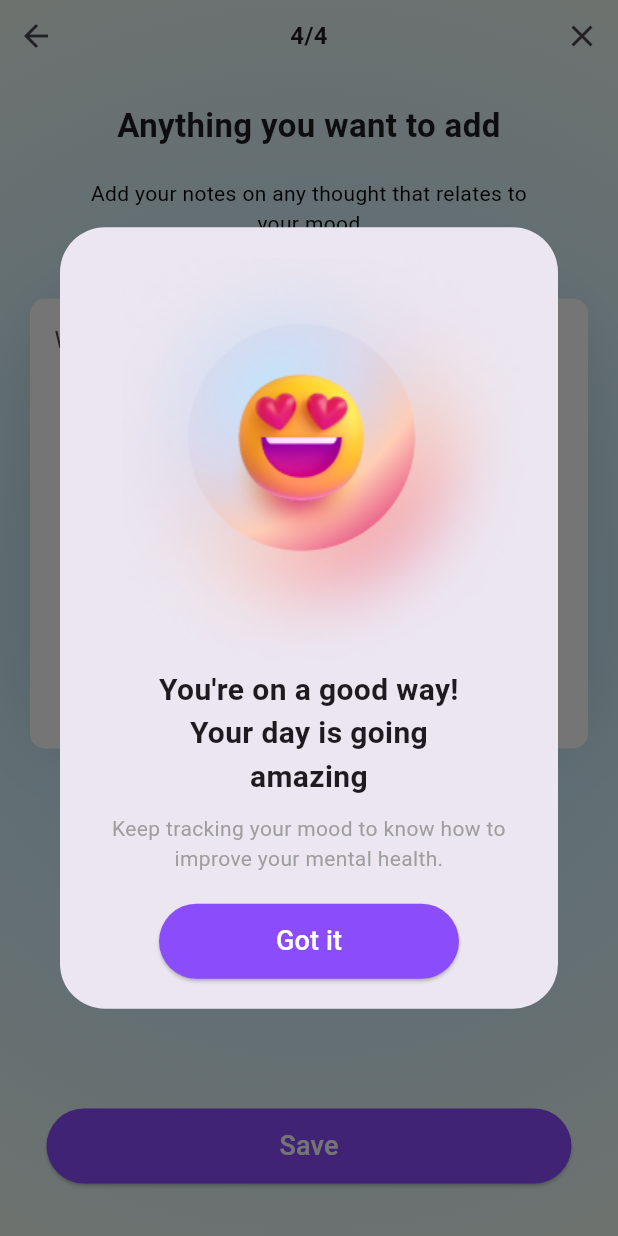
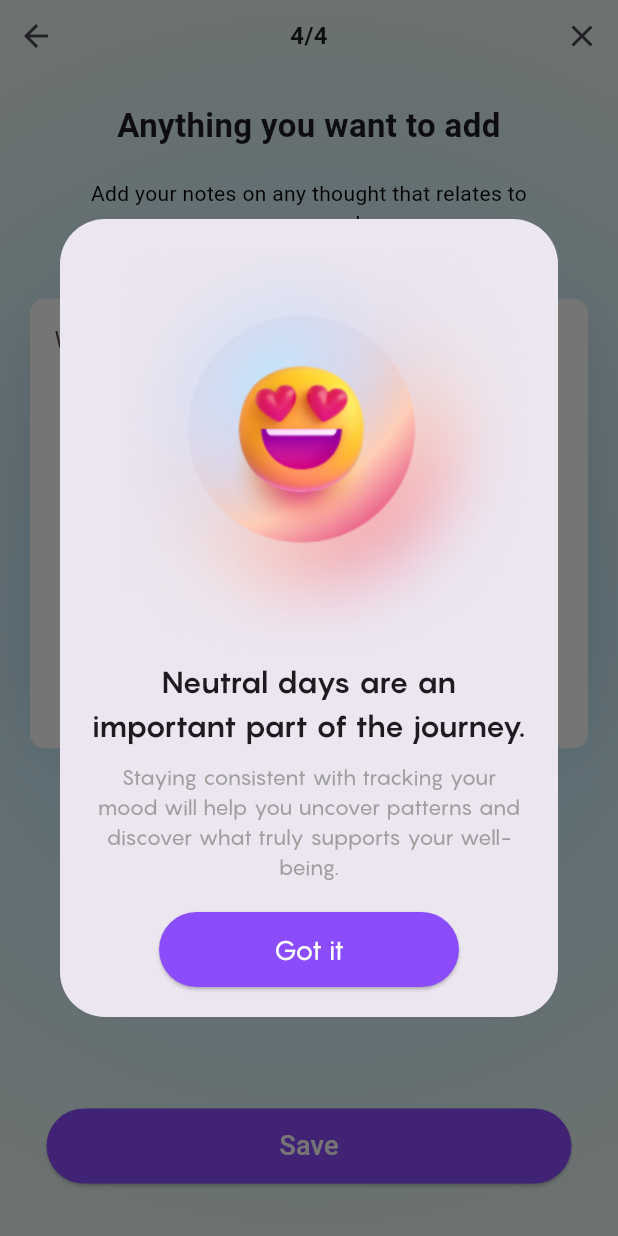
Before and after one commit to khadeejab038/moodbook-app, a Flutter app: the AddNotes screen opened directly, after a tap on "Save", on a phone screen of 412 x 824 dp. Run offline on Flutter 3.47's test engine with Material 3 defaults, Android fonts, the phone set to English and light mode, and no system bars; our stand-ins replace cloud_firestore, firebase_auth, firebase_core; accounts and stored records are empty.

Commit message:
addMood popups are now tailored to each of the 5 possible moods.

```diff
--- a/lib/UI/addMood_page4.dart
+++ b/lib/UI/addMood_page4.dart
@@ -25,12 +25,12 @@ class _AddNotesState extends State<AddNotes> {
     notesController.text = moodProvider.moodEntry.getNotes ?? '';
   }
 
-  // Show popup dialog
-  void showPopupDialog() {
+  // Show popup dialog with mood-specific message
+  void showPopupDialog(String mood) {
     showDialog(
       context: context,
       barrierDismissible: false,
-      builder: (context) => const AddMoodPopup(),
+      builder: (context) => AddMoodPopup(mood: mood),
     );
   }
 
@@ -156,7 +156,7 @@ class _AddNotesState extends State<AddNotes> {
                         await DatabaseServices.saveMoodEntryToFirebase(moodEntry);
 
                         moodProvider.clear(); // Clear the provider state
-                        showPopupDialog();    // Show success popup
+                        showPopupDialog(moodEntry.getMood);    // Show success popup with mood-specific message
                       } catch (e) {
                         print('Error: $e');
                         ScaffoldMessenger.of(context).showSnackBar(
--- a/lib/UI/addMood_page5_popup.dart
+++ b/lib/UI/addMood_page5_popup.dart
@@ -2,10 +2,51 @@ import 'package:flutter/material.dart';
 import 'home_screen.dart';
 
 class AddMoodPopup extends StatelessWidget {
-  const AddMoodPopup({super.key});
+  final String mood;
+
+  const AddMoodPopup({
+    super.key,
+    required this.mood,
+  });
 
   @override
   Widget build(BuildContext context) {
+    // Define the custom text and image path for each mood
+    final Map<String, Map<String, String>> moodData = {
+      'Terrible': {
+        'boldText': "Not every day is easy, and that’s okay",
+        'regularText': "Small steps like tracking your mood can pave the way to brighter days over time. Keep going—you’ve got this!",
+        'imagePath': 'lib/assets/smile.png', // Path for Terrible mood image
+      },
+      'Bad': {
+        'boldText': "It’s okay to have tough days",
+        'regularText': "By taking the time to reflect on your feelings, you’re already doing something positive for yourself. Stay strong—you’re making progress!",
+        'imagePath': 'lib/assets/smile.png', // Path for Bad mood image
+      },
+      'Neutral': {
+        'boldText': "Neutral days are an important part of the journey",
+        'regularText': "Staying consistent with tracking your mood will help you uncover patterns and discover what truly supports your well-being.",
+        'imagePath': 'lib/assets/smile.png', // Path for Neutral mood image
+      },
+      'Good': {
+        'boldText': "It’s wonderful to see you feeling good!",
+        'regularText': "Consistency is key—keep reflecting on what works for you and growing from each day. You’re doing great!",
+        'imagePath': 'lib/assets/halo.png', // Path for Good mood image
+      },
+      'Excellent': {
+        'boldText': "You’re in a great place today!",
+        'regularText': "Take a moment to celebrate your wins and reflect on what brings you joy. Keep tracking to stay connected with these positive feelings.",
+        'imagePath': 'lib/assets/goodtogo.png', // Path for Excellent mood image
+      },
+    };
+
+    // Safely fetch mood data or use a default value
+    final selectedMood = moodData[mood] ?? {
+      'boldText': "Neutral days are an important part of the journey.",
+      'regularText': "Staying consistent with tracking your mood will help you uncover patterns and discover what truly supports your well-being.",
+      'imagePath': 'lib/assets/goodtogo.png', // Default image path
+    };
+
     return Dialog(
       shape: RoundedRectangleBorder(
         borderRadius: BorderRadius.circular(30.0),
@@ -17,21 +58,26 @@ class AddMoodPopup extends StatelessWidget {
           children: [
             Padding(
               padding: const EdgeInsets.only(left: 20.0),
-              child: Image.asset('lib/assets/goodtogo.png'),
+              child: Image.asset(selectedMood['imagePath'] ?? 'lib/assets/goodtogo.png'),
             ),
-            const Text(
-              "You're on a good way!\nYour day is going \namazing",
+            Text(
+              selectedMood['boldText'] ?? "Neutral days are an important part of the journey.",
               textAlign: TextAlign.center,
-              style: TextStyle(
+              style: const TextStyle(
+                fontFamily: 'Pangram',
                 fontSize: 20,
                 fontWeight: FontWeight.bold,
               ),
             ),
             const SizedBox(height: 10),
-            const Text(
-              "Keep tracking your mood to know how to improve your mental health.",
+            Text(
+              selectedMood['regularText'] ?? "Staying consistent with tracking your mood will help you uncover patterns and discover what truly supports your well-being.",
               textAlign: TextAlign.center,
-              style: TextStyle(fontSize: 14, color: Colors.grey),
+              style: const TextStyle(
+                fontFamily: 'Pangram',
+                fontSize: 14,
+                color: Colors.grey,
+              ),
             ),
             const SizedBox(height: 20),
             ElevatedButton(
@@ -51,7 +97,11 @@ class AddMoodPopup extends StatelessWidget {
               },
               child: const Text(
                 'Got it',
-                style: TextStyle(fontSize: 18, color: Colors.white),
+                style: TextStyle(
+                  fontFamily: 'Pangram',
+                  fontSize: 18,
+                  color: Colors.white,
+                ),
               ),
             ),
           ],
```
